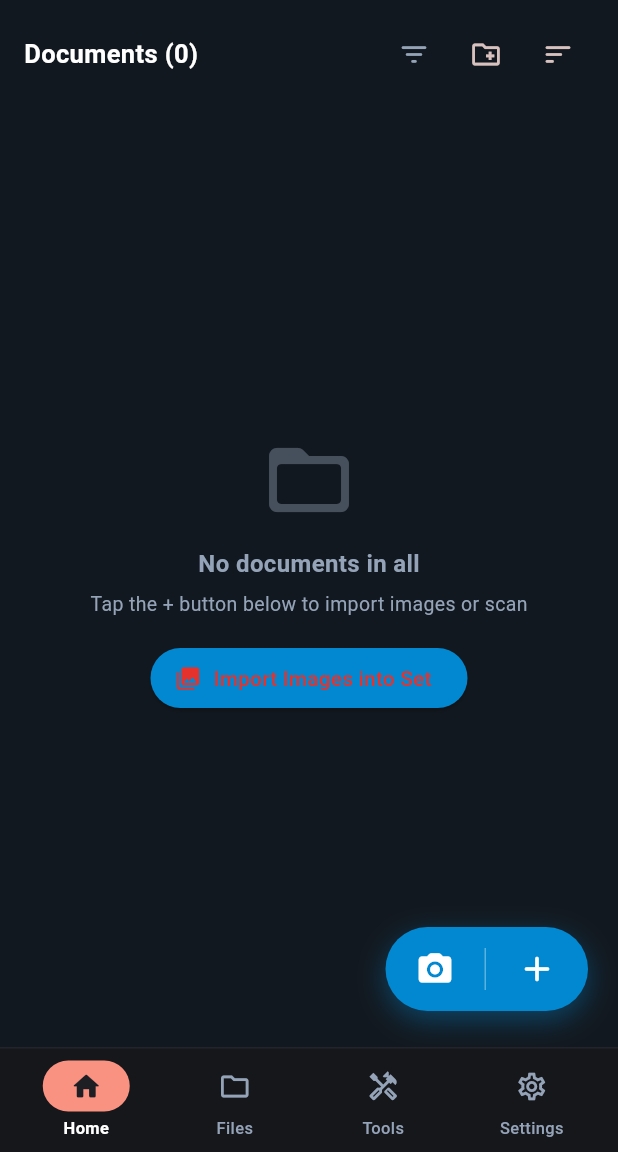
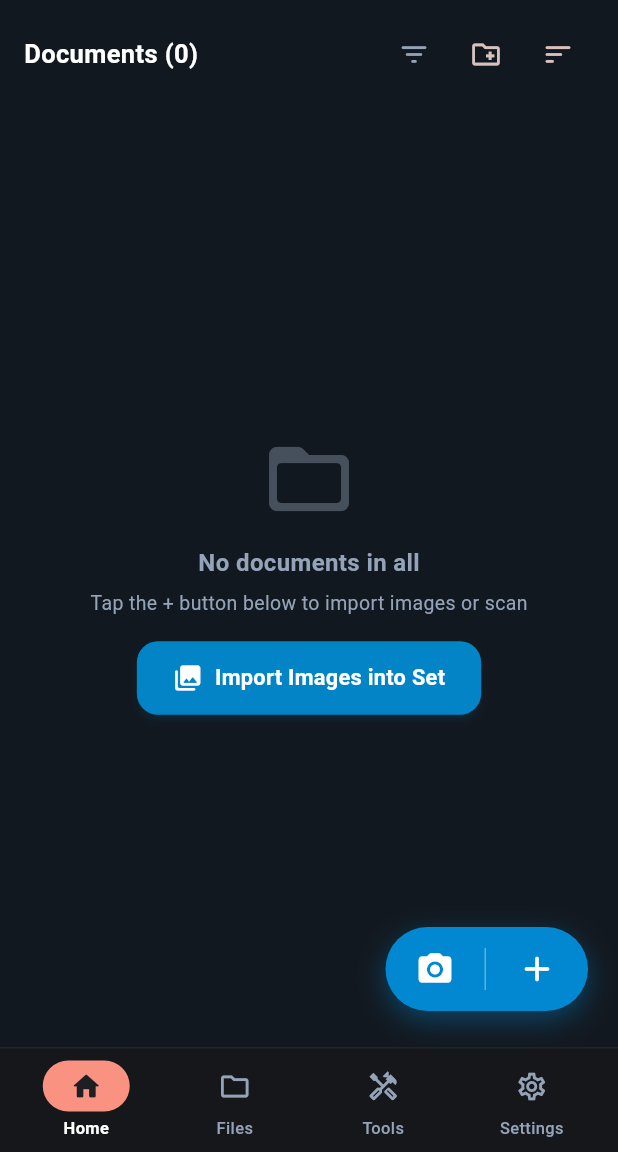
Before and after one commit to devvrushabh/PDFDost, a Flutter app: the screen it shows after launch, on a phone screen of 412 x 824 dp, the part 84-1236 px from its top. Run offline on Flutter 3.47's test engine with Material 3 defaults, Android fonts, the phone set to English and light mode, and no system bars; our stand-ins replace file_picker, image_picker, open_filex, pdf, printing, share_plus and 1 more; missing offline and left inert: syncfusion_flutter_pdf.

Commit message:
Improve Import Images into Set button colors and typography

```diff
--- a/lib/screens/home_tab.dart
+++ b/lib/screens/home_tab.dart
@@ -703,10 +703,29 @@ class _HomeTabState extends State<HomeTab> {
                                 ),
                                 const SizedBox(height: 16),
                                 ElevatedButton.icon(
-                                  icon: const Icon(Icons.photo_library_rounded),
-                                  label: const Text('Import Images into Set'),
+                                  icon: const Icon(
+                                    Icons.photo_library_rounded,
+                                    color: Colors.white,
+                                    size: 20,
+                                  ),
+                                  label: const Text(
+                                    'Import Images into Set',
+                                    style: TextStyle(
+                                      color: Colors.white,
+                                      fontWeight: FontWeight.w600,
+                                      fontSize: 14.5,
+                                      letterSpacing: 0.2,
+                                    ),
+                                  ),
                                   style: ElevatedButton.styleFrom(
-                                    backgroundColor: const Color(0xFF0288D1),
+                                    backgroundColor: const Color(0xFF0284C7),
+                                    foregroundColor: Colors.white,
+                                    padding: const EdgeInsets.symmetric(horizontal: 24, vertical: 14),
+                                    shape: RoundedRectangleBorder(
+                                      borderRadius: BorderRadius.circular(14),
+                                    ),
+                                    elevation: 2,
+                                    shadowColor: const Color(0xFF0284C7).withOpacity(0.35),
                                   ),
                                   onPressed: _importImagesAndGroupSet,
                                 ),
```
